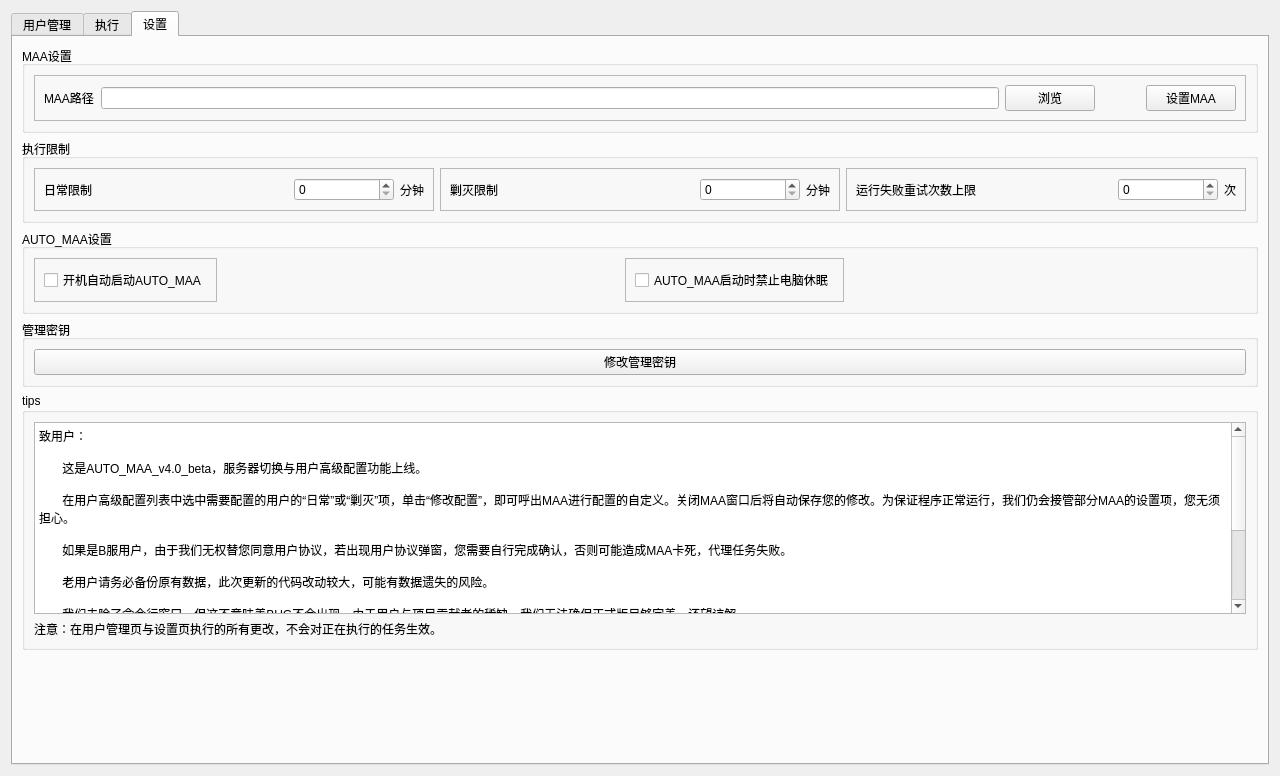
Old version of the form gui/ui/main.ui in the repository AUTO-MAS-Project/AUTO-MAS.
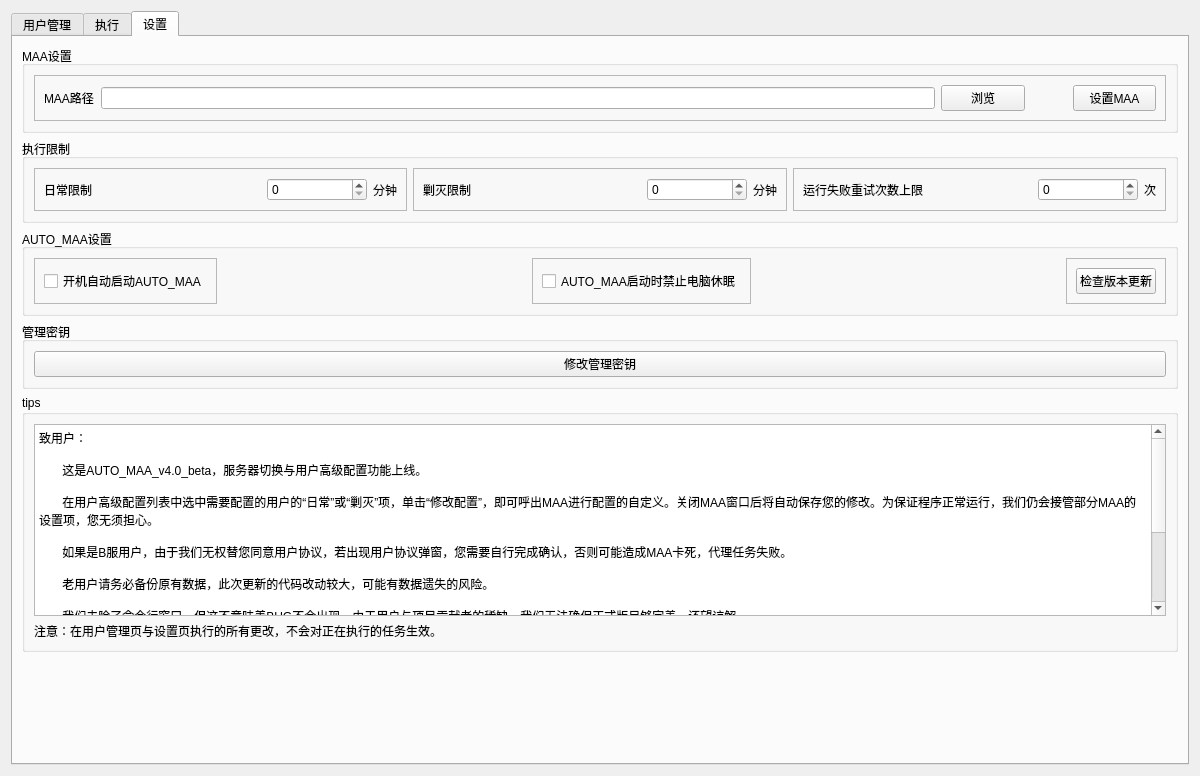
New version of the form. The open tabs and pages were chosen to show the change.

```diff
--- a/gui/ui/main.ui
+++ b/gui/ui/main.ui
@@ -6,8 +6,8 @@
    <rect>
     <x>0</x>
     <y>0</y>
-    <width>1280</width>
-    <height>697</height>
+    <width>1200</width>
+    <height>700</height>
    </rect>
   </property>
   <property name="windowTitle">
@@ -1102,6 +1102,25 @@
             </property>
            </spacer>
           </item>
+          <item>
+           <widget class="QFrame" name="frame_check_update">
+            <property name="frameShape">
+             <enum>QFrame::Shape::StyledPanel</enum>
+            </property>
+            <property name="frameShadow">
+             <enum>QFrame::Shadow::Raised</enum>
+            </property>
+            <layout class="QHBoxLayout" name="horizontalLayout_21">
+             <item>
+              <widget class="QPushButton" name="pushButton_check_update">
+               <property name="text">
+                <string>检查版本更新</string>
+               </property>
+              </widget>
+             </item>
+            </layout>
+           </widget>
+          </item>
          </layout>
         </widget>
        </item>
```
Left out of the diff: 10 changed lines with no effect on the pictures.
